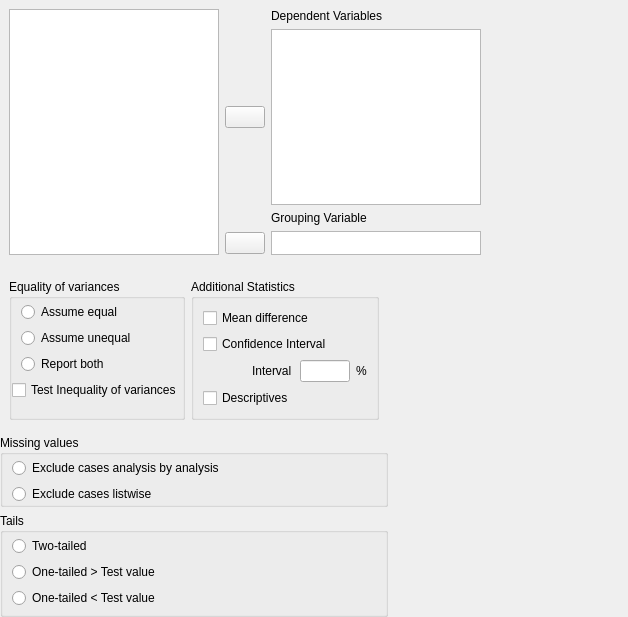
Qt form JASP-Desktop/analysisforms/anovaonewayform.ui (jasp-stats/jasp-desktop) before a commit.
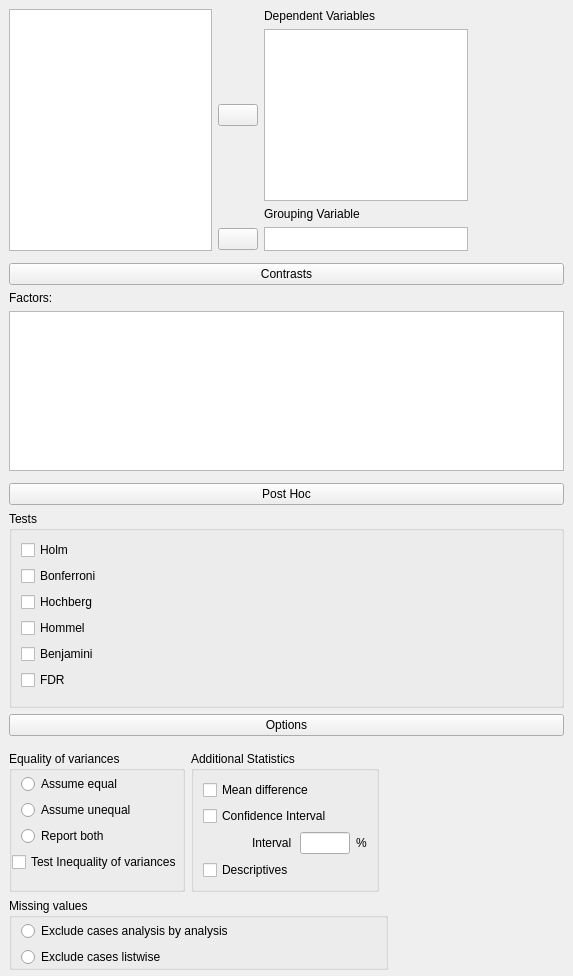
The same form after that commit. Custom widgets are drawn as their Qt base class.

Diff of the .ui file:
```diff
--- a/JASP-Desktop/analysisforms/anovaonewayform.ui
+++ b/JASP-Desktop/analysisforms/anovaonewayform.ui
@@ -6,8 +6,8 @@
    <rect>
     <x>0</x>
     <y>0</y>
-    <width>628</width>
-    <height>617</height>
+    <width>573</width>
+    <height>960</height>
    </rect>
   </property>
   <property name="windowTitle">
@@ -26,6 +26,9 @@
    <property name="bottomMargin">
     <number>0</number>
    </property>
+   <property name="verticalSpacing">
+    <number>0</number>
+   </property>
    <item row="0" column="0" colspan="2">
     <widget class="QWidget" name="widget" native="true">
      <property name="sizePolicy">
@@ -37,7 +40,13 @@
      <property name="minimumSize">
       <size>
        <width>573</width>
-       <height>0</height>
+       <height>260</height>
+      </size>
+     </property>
+     <property name="maximumSize">
+      <size>
+       <width>16777215</width>
+       <height>260</height>
       </size>
      </property>
      <layout class="QGridLayout" name="gridLayout_10">
@@ -195,9 +204,265 @@
      </layout>
     </widget>
    </item>
+   <item row="1" column="0" colspan="2">
+    <widget class="QWidget" name="widget_10" native="true">
+     <layout class="QGridLayout" name="gridLayout_13">
+      <property name="topMargin">
+       <number>3</number>
+      </property>
+      <property name="bottomMargin">
+       <number>3</number>
+      </property>
+      <item row="0" column="0">
+       <widget class="ExpanderButton" name="pushButton_2">
+        <property name="text">
+         <string>Contrasts</string>
+        </property>
+       </widget>
+      </item>
    <item row="1" column="0">
+       <widget class="QWidget" name="panelContrasts" native="true">
+        <layout class="QVBoxLayout" name="verticalLayout">
+         <property name="leftMargin">
+          <number>0</number>
+         </property>
+         <property name="topMargin">
+          <number>0</number>
+         </property>
+         <property name="rightMargin">
+          <number>0</number>
+         </property>
+         <property name="bottomMargin">
+          <number>6</number>
+         </property>
+         <item>
+          <widget class="QLabel" name="label_15">
+           <property name="text">
+            <string>Factors:</string>
+           </property>
+          </widget>
+         </item>
+         <item>
+          <widget class="BoundTableView" name="contrasts">
+           <property name="minimumSize">
+            <size>
+             <width>0</width>
+             <height>160</height>
+            </size>
+           </property>
+           <property name="showGrid">
+            <bool>false</bool>
+           </property>
+          </widget>
+         </item>
+        </layout>
+       </widget>
+      </item>
+     </layout>
+    </widget>
+   </item>
+   <item row="2" column="0" colspan="2">
+    <widget class="QWidget" name="widget_9" native="true">
+     <layout class="QGridLayout" name="gridLayout_12">
+      <property name="topMargin">
+       <number>3</number>
+      </property>
+      <property name="bottomMargin">
+       <number>3</number>
+      </property>
+      <item row="0" column="0">
+       <widget class="ExpanderButton" name="pushButton_3">
+        <property name="text">
+         <string>Post Hoc</string>
+        </property>
+       </widget>
+      </item>
+      <item row="1" column="0">
+       <widget class="QWidget" name="panelPostHoc" native="true">
+        <layout class="QGridLayout" name="gridLayout_20">
+         <property name="leftMargin">
+          <number>0</number>
+         </property>
+         <property name="topMargin">
+          <number>0</number>
+         </property>
+         <property name="rightMargin">
+          <number>0</number>
+         </property>
+         <property name="bottomMargin">
+          <number>0</number>
+         </property>
+         <item row="0" column="0">
+          <widget class="QGroupBox" name="groupBox">
+           <property name="title">
+            <string>Tests</string>
+           </property>
+           <property name="flat">
+            <bool>true</bool>
+           </property>
+           <layout class="QGridLayout" name="gridLayout_17">
+            <item row="0" column="1" rowspan="7">
+             <widget class="QWidget" name="widget_17" native="true">
+              <layout class="QGridLayout" name="gridLayout_16">
+               <property name="leftMargin">
+                <number>0</number>
+               </property>
+               <property name="topMargin">
+                <number>0</number>
+               </property>
+               <property name="rightMargin">
+                <number>0</number>
+               </property>
+               <property name="bottomMargin">
+                <number>0</number>
+               </property>
+               <property name="verticalSpacing">
+                <number>6</number>
+               </property>
+              </layout>
+             </widget>
+            </item>
+            <item row="3" column="0">
+             <widget class="BoundCheckBox" name="postHocTestsHommel">
+              <property name="text">
+               <string>Hommel</string>
+              </property>
+             </widget>
+            </item>
+            <item row="1" column="0">
+             <widget class="BoundCheckBox" name="postHocTestsBonferroni">
+              <property name="text">
+               <string>Bonferroni</string>
+              </property>
+             </widget>
+            </item>
+            <item row="4" column="0">
+             <widget class="BoundCheckBox" name="postHocTestsBenjamini">
+              <property name="text">
+               <string>Benjamini</string>
+              </property>
+             </widget>
+            </item>
+            <item row="0" column="0">
+             <widget class="BoundCheckBox" name="postHocTestsHolm">
+              <property name="text">
+               <string>Holm</string>
+              </property>
+             </widget>
+            </item>
+            <item row="2" column="0">
+             <widget class="BoundCheckBox" name="postHocTestsHochberg">
+              <property name="text">
+               <string>Hochberg</string>
+              </property>
+             </widget>
+            </item>
+            <item row="5" column="0">
+             <widget class="BoundCheckBox" name="postHocTestsFDR">
+              <property name="text">
+               <string>FDR</string>
+              </property>
+             </widget>
+            </item>
+           </layout>
+          </widget>
+         </item>
+        </layout>
+       </widget>
+      </item>
+     </layout>
+    </widget>
+   </item>
+   <item row="3" column="0" colspan="2">
+    <widget class="QWidget" name="widget_8" native="true">
+     <layout class="QGridLayout" name="gridLayout_9">
+      <property name="topMargin">
+       <number>3</number>
+      </property>
+      <property name="bottomMargin">
+       <number>6</number>
+      </property>
+      <item row="0" column="0" colspan="2">
+       <widget class="ExpanderButton" name="pushButton">
+        <property name="text">
+         <string>Options</string>
+        </property>
+       </widget>
+      </item>
+      <item row="1" column="0" colspan="2">
+       <widget class="QWidget" name="panelOptions" native="true">
+        <layout class="QGridLayout" name="gridLayout_7">
+         <property name="leftMargin">
+          <number>0</number>
+         </property>
+         <property name="topMargin">
+          <number>0</number>
+         </property>
+         <property name="rightMargin">
+          <number>0</number>
+         </property>
+         <property name="bottomMargin">
+          <number>0</number>
+         </property>
+         <item row="1" column="0">
+          <widget class="QGroupBox" name="groupBox_9">
+           <property name="title">
+            <string>Missing values</string>
+           </property>
+           <property name="flat">
+            <bool>true</bool>
+           </property>
+           <layout class="QGridLayout" name="gridLayout_4">
+            <property name="leftMargin">
+             <number>0</number>
+            </property>
+            <property name="topMargin">
+             <number>3</number>
+            </property>
+            <property name="rightMargin">
+             <number>0</number>
+            </property>
+            <property name="bottomMargin">
+             <number>0</number>
+            </property>
+            <item row="0" column="0">
+             <widget class="BoundGroupBox" name="missingValues" native="true">
+              <layout class="QGridLayout" name="gridLayout_6">
+               <property name="topMargin">
+                <number>0</number>
+               </property>
+               <property name="bottomMargin">
+                <number>0</number>
+               </property>
+               <item row="0" column="0">
+                <widget class="QRadioButton" name="_1excludeAnalysisByAnalysis">
+                 <property name="text">
+                  <string>Exclude cases analysis by analysis</string>
+                 </property>
+                </widget>
+               </item>
+               <item row="1" column="0">
+                <widget class="QRadioButton" name="_2excludeListwise">
+                 <property name="text">
+                  <string>Exclude cases listwise</string>
+                 </property>
+                </widget>
+               </item>
+              </layout>
+             </widget>
+            </item>
+           </layout>
+          </widget>
+         </item>
+         <item row="0" column="0">
     <widget class="QWidget" name="widget_3" native="true">
      <layout class="QGridLayout" name="gridLayout_2">
+            <property name="leftMargin">
+             <number>0</number>
+            </property>
+            <property name="bottomMargin">
+             <number>0</number>
+            </property>
       <item row="0" column="2">
        <widget class="QGroupBox" name="groupBox_7">
         <property name="title">
@@ -334,7 +599,7 @@
      </layout>
     </widget>
    </item>
-   <item row="1" column="1">
+         <item row="0" column="1">
     <spacer name="horizontalSpacer">
      <property name="orientation">
       <enum>Qt::Horizontal</enum>
@@ -347,122 +612,13 @@
      </property>
     </spacer>
    </item>
-   <item row="2" column="0">
-    <widget class="QGroupBox" name="groupBox_9">
-     <property name="title">
-      <string>Missing values</string>
-     </property>
-     <property name="flat">
-      <bool>true</bool>
-     </property>
-     <layout class="QGridLayout" name="gridLayout_4">
-      <property name="leftMargin">
-       <number>0</number>
-      </property>
-      <property name="topMargin">
-       <number>3</number>
-      </property>
-      <property name="rightMargin">
-       <number>0</number>
-      </property>
-      <property name="bottomMargin">
-       <number>0</number>
-      </property>
-      <item row="0" column="0">
-       <widget class="BoundGroupBox" name="missingValues" native="true">
-        <layout class="QGridLayout" name="gridLayout_6">
-         <property name="topMargin">
-          <number>0</number>
-         </property>
-         <property name="bottomMargin">
-          <number>0</number>
-         </property>
-         <item row="0" column="0">
-          <widget class="QRadioButton" name="_1excludeAnalysisByAnalysis">
-           <property name="text">
-            <string>Exclude cases analysis by analysis</string>
-           </property>
-          </widget>
-         </item>
-         <item row="1" column="0">
-          <widget class="QRadioButton" name="_2excludeListwise">
-           <property name="text">
-            <string>Exclude cases listwise</string>
-           </property>
-          </widget>
-         </item>
         </layout>
        </widget>
       </item>
      </layout>
     </widget>
    </item>
-   <item row="3" column="0">
-    <widget class="QGroupBox" name="groupBox_10">
-     <property name="title">
-      <string>Tails</string>
-     </property>
-     <property name="flat">
-      <bool>true</bool>
-     </property>
-     <layout class="QGridLayout" name="gridLayout_7">
-      <property name="leftMargin">
-       <number>0</number>
-      </property>
-      <property name="topMargin">
-       <number>3</number>
-      </property>
-      <property name="rightMargin">
-       <number>0</number>
-      </property>
-      <property name="bottomMargin">
-       <number>0</number>
-      </property>
-      <item row="0" column="0">
-       <widget class="BoundGroupBox" name="tails" native="true">
-        <layout class="QGridLayout" name="gridLayout_9">
-         <property name="topMargin">
-          <number>0</number>
-         </property>
-         <property name="bottomMargin">
-          <number>0</number>
-         </property>
-         <item row="2" column="0">
-          <widget class="QRadioButton" name="_3oneTailedLessThan">
-           <property name="text">
-            <string>One-tailed &lt; Test value</string>
-           </property>
-          </widget>
-         </item>
-         <item row="1" column="0">
-          <widget class="QRadioButton" name="_2oneTailedGreaterThan">
-           <property name="text">
-            <string>One-tailed &gt; Test value</string>
-           </property>
-          </widget>
-         </item>
-         <item row="0" column="0">
-          <widget class="QRadioButton" name="_1twoTailed">
-           <property name="text">
-            <string>Two-tailed</string>
-           </property>
-          </widget>
-         </item>
-        </layout>
-       </widget>
-      </item>
-      <item row="1" column="0">
-       <widget class="QWidget" name="widget_8" native="true"/>
-      </item>
-     </layout>
-    </widget>
-   </item>
-  </layout>
-  <zorder>widget</zorder>
-  <zorder>horizontalSpacer</zorder>
-  <zorder>widget_3</zorder>
-  <zorder>groupBox_9</zorder>
-  <zorder>groupBox_10</zorder>
+  </layout>
  </widget>
  <customwidgets>
   <customwidget>
@@ -480,6 +636,16 @@
    <extends>QListView</extends>
    <header>widgets/boundlistview.h</header>
   </customwidget>
+  <customwidget>
+   <class>ExpanderButton</class>
+   <extends>QPushButton</extends>
+   <header>widgets/expanderbutton.h</header>
+  </customwidget>
+  <customwidget>
+   <class>BoundTableView</class>
+   <extends>QTableView</extends>
+   <header>widgets/boundtableview.h</header>
+  </customwidget>
   <customwidget>
    <class>BoundCheckBox</class>
    <extends>QCheckBox</extends>
```
Lines whose indentation alone changed are shown as unchanged.
